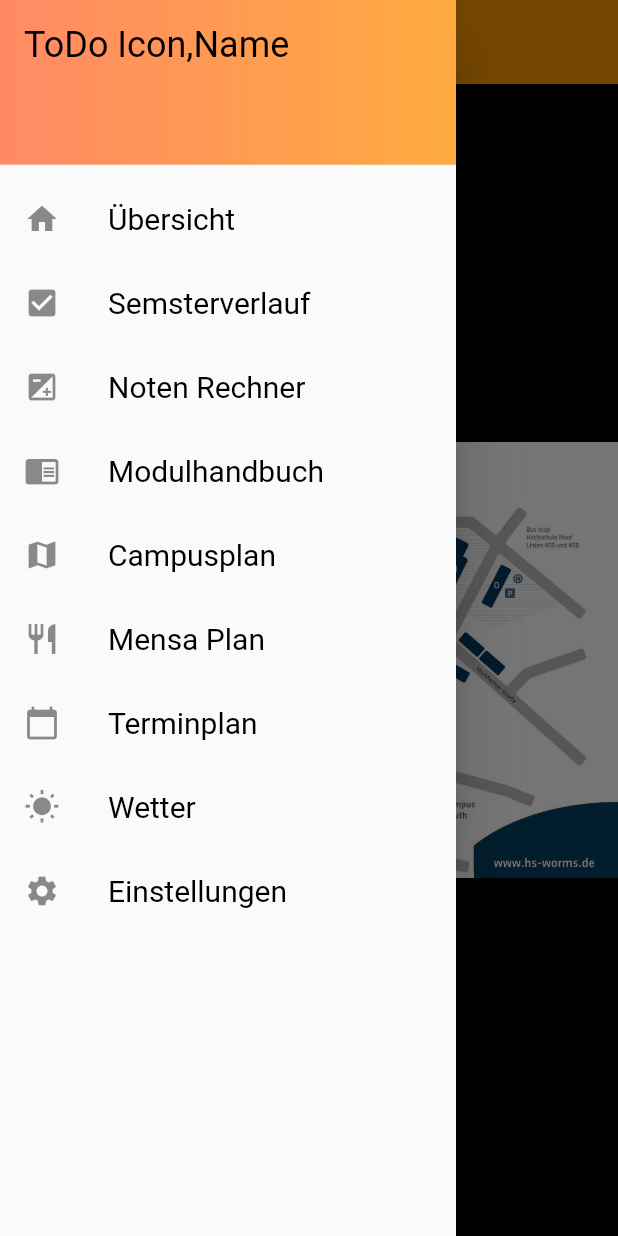
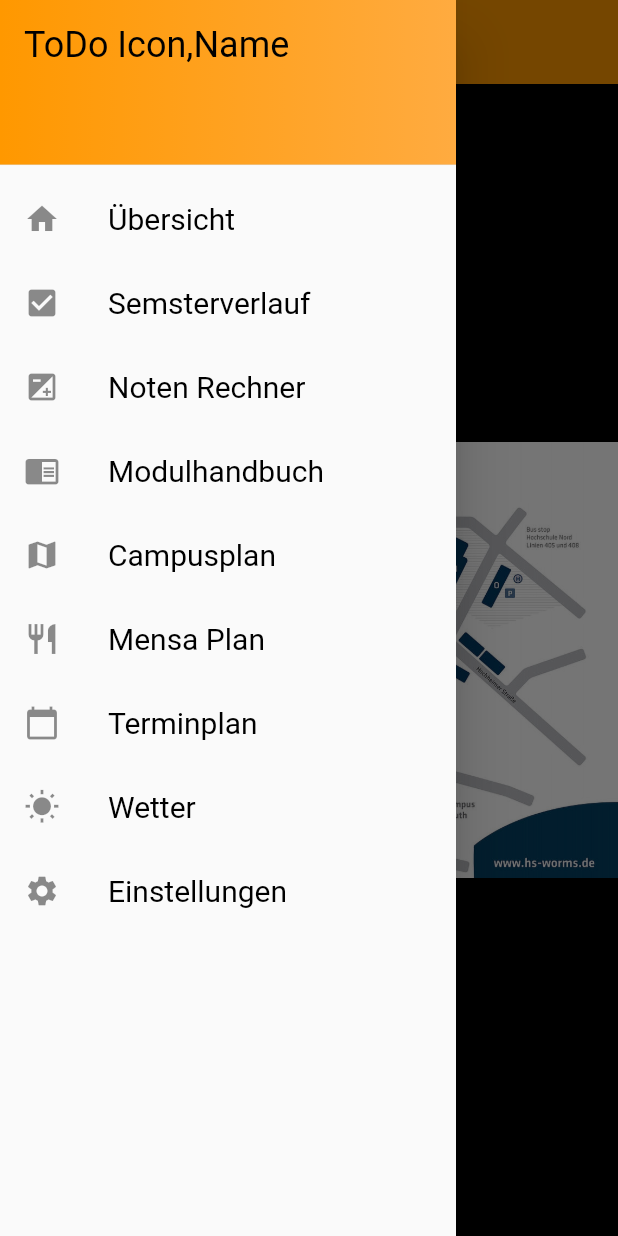
Before and after one commit to AlfredTachi/MyStudyBuddy2020, a Flutter app: the CampusPlan screen opened by its route, with the side drawer open, on a phone screen of 412 x 824 dp. Run offline on Flutter 3.47's test engine with Material 2 defaults, Android fonts, the phone set to English and light mode, and no system bars; drawn by our look-alikes of photo_view; our stand-ins replace webview_flutter.

Commit message:
drawer header orange

```diff
--- a/lib/drawer/drawer.dart
+++ b/lib/drawer/drawer.dart
@@ -18,12 +18,11 @@ class _OwnDrawerState extends State<OwnDrawer> {
           child: DrawerHeader(
             child: Text('ToDo Icon,Name',
                 style: TextStyle(
-                  color: Colors.black,
                   fontSize: 24,
                 )),
             decoration: BoxDecoration(
               gradient: LinearGradient(
-                  colors: <Color>[Colors.deepOrange[300], Colors.orangeAccent]),
+                  colors: <Color>[Colors.orange, Colors.orangeAccent]),
             ),
           ),
         ),
```
Also changed, not shown: pubspec.lock.
